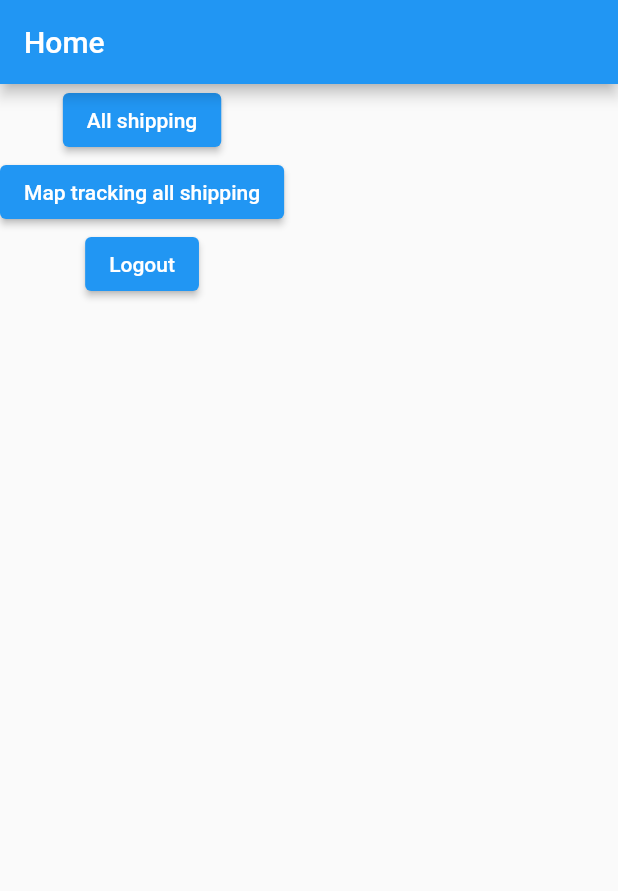
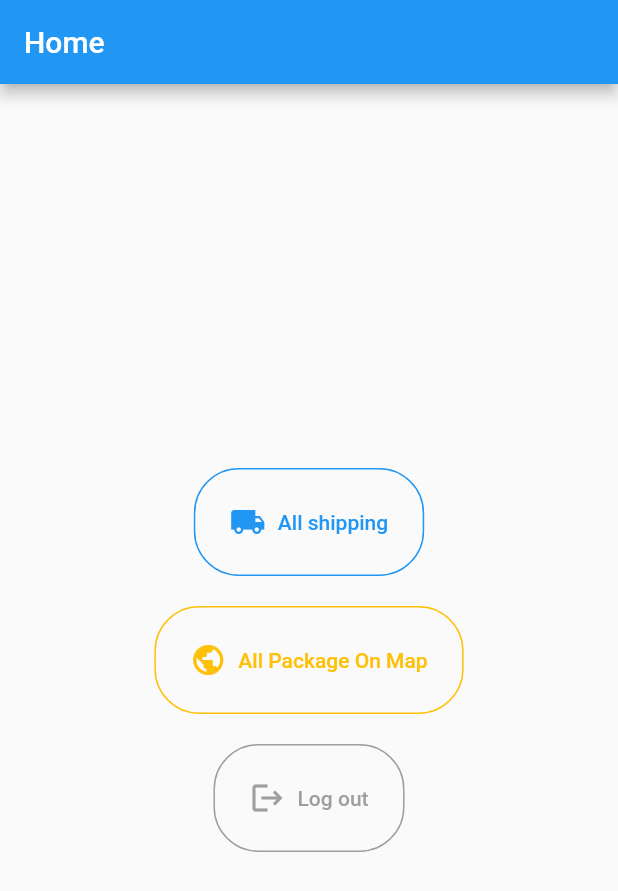
Before and after one commit to HenSanInDuty/fastship, a Flutter app: the Home screen opened directly, on a phone screen of 412 x 824 dp. Shown: the top 891 px of the screen. Run offline on Flutter 3.47's test engine with Material 2 defaults, Android fonts, the light colour scheme and no system bars; our stand-ins replace flutter_bloc, flutter_map, flutter_secure_storage, geolocator, latlong2; missing offline and left inert: flutter_map_marker_cluster, flutter_osm_plugin; accounts and stored records are empty.

Commit message:
Make up home

```diff
--- a/fastship/lib/home/home.dart
+++ b/fastship/lib/home/home.dart
@@ -12,30 +12,75 @@ class _HomeState extends State<Home> {
   final storage = const FlutterSecureStorage();
   @override
   Widget build(BuildContext context) {
+    final height = MediaQuery.of(context).size.height;
+    final width = MediaQuery.of(context).size.width;
     return Scaffold(
         appBar: AppBar(
-          title: Text("Home"),
+          title: const Text("Home"),
           automaticallyImplyLeading: false,
         ),
-        body: Column(
-          children: [
-            ElevatedButton(
+        body: SizedBox(
+          height: height,
+          width: width,
+          child: Center(
+            child:
+                Column(mainAxisAlignment: MainAxisAlignment.center, children: [
+              TextButton.icon(
+                  style: TextButton.styleFrom(
+                      padding: const EdgeInsets.all(24),
+                      shape: const RoundedRectangleBorder(
+                          borderRadius: BorderRadius.all(Radius.circular(30)),
+                          side: BorderSide(color: Colors.blue))),
                   onPressed: () {
                     Navigator.pushNamed(context, "/all-shipping");
                   },
-                child: const Text("All shipping")),
-            ElevatedButton(
+                  icon: const Icon(Icons.local_shipping),
+                  label: const Text("All shipping")),
+              const SizedBox(
+                height: 20,
+              ),
+              TextButton.icon(
+                  style: TextButton.styleFrom(
+                      padding: const EdgeInsets.all(24),
+                      shape: const RoundedRectangleBorder(
+                          borderRadius: BorderRadius.all(Radius.circular(30)),
+                          side: BorderSide(color: Colors.amber))),
                   onPressed: () {
                     Navigator.pushNamed(context, "/map-all-package");
                   },
-                child: const Text("Map tracking all shipping")),
-            ElevatedButton(
+                  icon: const Icon(
+                    Icons.public,
+                    color: Colors.amber,
+                  ),
+                  label: const Text(
+                    "All Package On Map",
+                    style: TextStyle(color: Colors.amber),
+                  )),
+              const SizedBox(
+                height: 20,
+              ),
+              TextButton.icon(
+                  style: TextButton.styleFrom(
+                      padding: const EdgeInsets.all(24),
+                      shape: const RoundedRectangleBorder(
+                          borderRadius: BorderRadius.all(Radius.circular(30)),
+                          side: BorderSide(color: Colors.grey))),
                   onPressed: () async {
                     await storage.delete(key: 'api_key');
+                    setState(() {
                       Navigator.pushNamed(context, "/login");
+                    });
                   },
-                child: const Text("Logout"))
-          ],
+                  icon: const Icon(
+                    Icons.logout,
+                    color: Colors.grey,
+                  ),
+                  label: const Text(
+                    "Log out",
+                    style: TextStyle(color: Colors.grey),
+                  )),
+            ]),
+          ),
         ));
   }
 }
```
Lines whose indentation alone changed are shown as unchanged.
